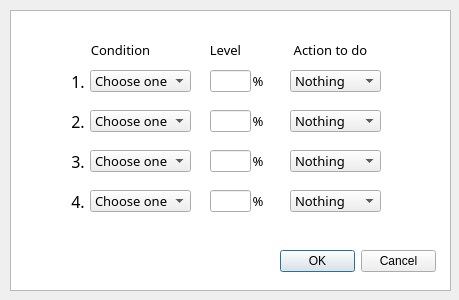
aben20807/Qt_projects, file 005_qt_pcBatteryOption_test/src/schedule.ui: the form before one commit.
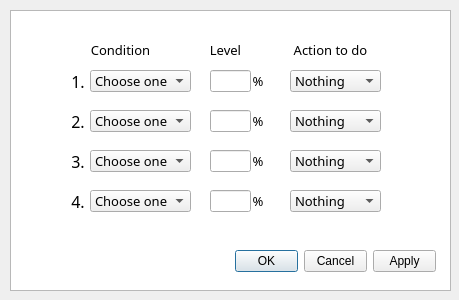
The form after the commit.

Commit message: 005 Add buttonBox in schedule.ui and rm add new

The edit to the form file:
```diff
--- a/005_qt_pcBatteryOption_test/src/schedule.ui
+++ b/005_qt_pcBatteryOption_test/src/schedule.ui
@@ -232,14 +232,14 @@
   <widget class="QDialogButtonBox" name="buttonBox_okCancel">
    <property name="geometry">
     <rect>
-     <x>280</x>
+     <x>235</x>
      <y>250</y>
-     <width>156</width>
+     <width>201</width>
      <height>23</height>
     </rect>
    </property>
    <property name="standardButtons">
-    <set>QDialogButtonBox::Cancel|QDialogButtonBox::Ok</set>
+    <set>QDialogButtonBox::Apply|QDialogButtonBox::Cancel|QDialogButtonBox::Ok</set>
    </property>
   </widget>
   <widget class="QLineEdit" name="lEdit_2">
```
The commit also changes 10 other files.
